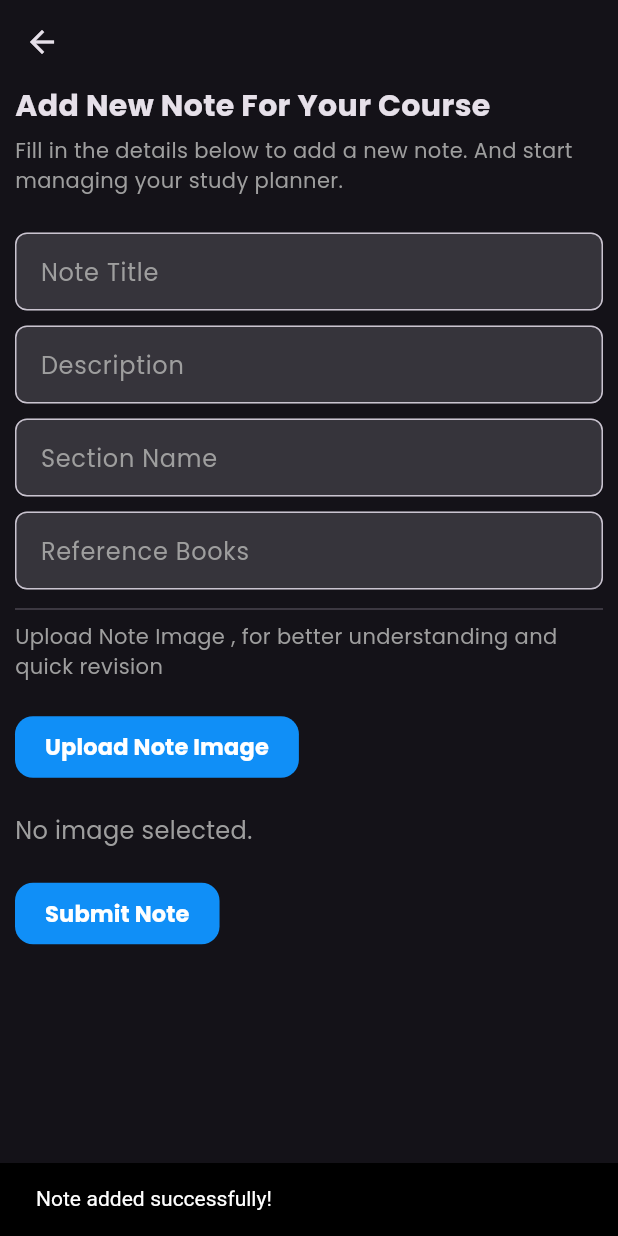
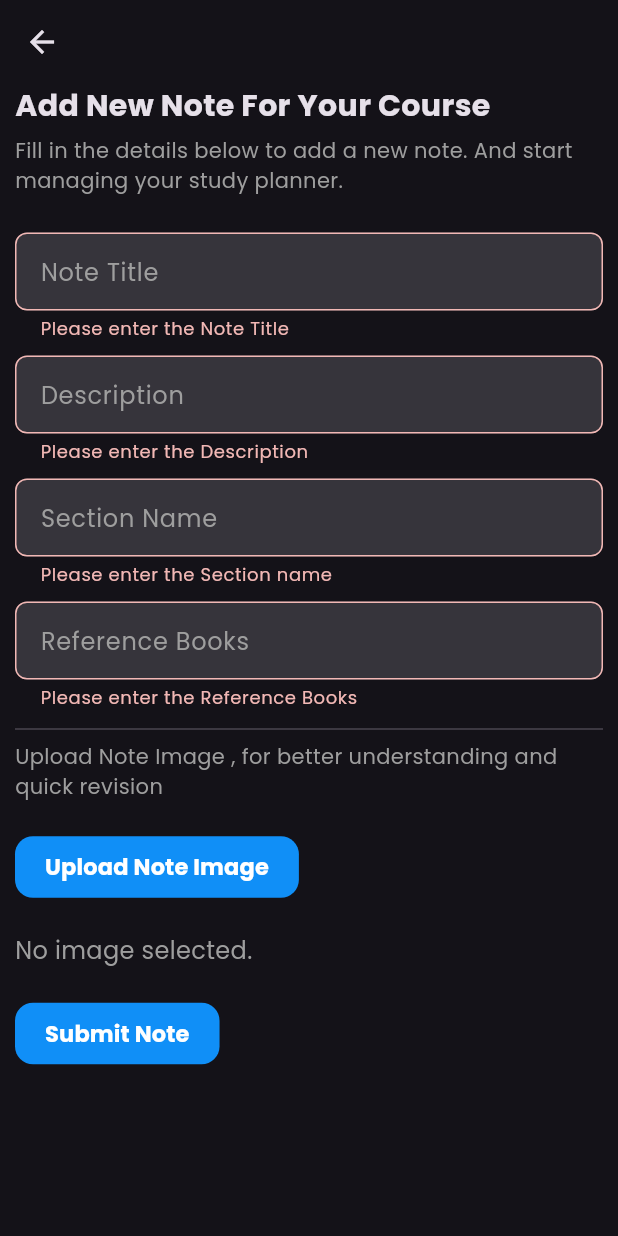
Before and after one commit to kasun0403/course_planner, a Flutter app: the AddNotePage screen opened directly with empty values, after a tap on "Submit Note", on a phone screen of 412 x 824 dp. Run offline on Flutter 3.47's test engine with Material 3 defaults, Android fonts, the light colour scheme and no system bars; our stand-ins replace cloud_firestore, firebase_core, firebase_storage, go_router, google_fonts, image_picker; accounts and stored records are empty.

Commit message:
add notes

```diff
--- /dev/null
+++ b/lib/models/note_model.dart
@@ -0,0 +1,44 @@
+import 'dart:io';
+
+class Note {
+  final String id;
+  final String title;
+  final String description;
+  final String section;
+  final String reference;
+  final File? imageData;
+  final String? imageUrl;
+
+  Note({
+    required this.id,
+    required this.title,
+    required this.description,
+    required this.section,
+    required this.reference,
+    this.imageData,
+    this.imageUrl,
+  });
+
+  factory Note.fromJson(Map<String, dynamic> json) {
+    return Note(
+      id: json['id'] ?? "",
+      title: json['title'] ?? "",
+      description: json['description'] ?? "",
+      section: json['section'] ?? "",
+      reference: json['reference'] ?? "",
+      imageData: json['imageData'] ?? "",
+      imageUrl: json['imageUrl'] ?? "",
+    );
+  }
+
+  Map<String, dynamic> toJson() {
+    return {
+      'title': title,
+      'description': description,
+      'section': section,
+      'reference': reference,
+      'imageData': imageData,
+      'imageUrl': imageUrl,
+    };
+  }
+}
--- a/lib/pages/add_assignments.dart
+++ b/lib/pages/add_assignments.dart
@@ -1,6 +1,6 @@
 import 'package:course_planner/models/assignment_model.dart';
 import 'package:course_planner/models/course_model.dart';
-import 'package:course_planner/services/assignment_service.dart';
+import 'package:course_planner/services/database/assignment_service.dart';
 import 'package:course_planner/utils/util_functions.dart';
 import 'package:course_planner/widgets/custom_button.dart';
 import 'package:course_planner/widgets/custom_input_field.dart';
--- a/lib/pages/add_new_course.dart
+++ b/lib/pages/add_new_course.dart
@@ -1,5 +1,5 @@
 import 'package:course_planner/models/course_model.dart';
-import 'package:course_planner/services/course_services.dart';
+import 'package:course_planner/services/database/course_services.dart';
 import 'package:course_planner/utils/util_functions.dart';
 import 'package:course_planner/widgets/custom_button.dart';
 import 'package:course_planner/widgets/custom_input_field.dart';
--- a/lib/pages/add_note.dart
+++ b/lib/pages/add_note.dart
@@ -1,6 +1,10 @@
 import 'dart:io';
 
+import 'package:cloud_firestore/cloud_firestore.dart';
 import 'package:course_planner/models/course_model.dart';
+import 'package:course_planner/models/note_model.dart';
+import 'package:course_planner/services/database/note_service.dart';
+import 'package:course_planner/utils/util_functions.dart';
 import 'package:course_planner/widgets/custom_button.dart';
 import 'package:course_planner/widgets/custom_input_field.dart';
 import 'package:flutter/material.dart';
@@ -19,6 +23,7 @@ class AddNotePage extends StatefulWidget {
 }
 
 class _AddNotePageState extends State<AddNotePage> {
+  final _formKey = GlobalKey<FormState>();
   final ImagePicker _picker = ImagePicker();
   XFile? _selectedImage; // Holds the selected image
   final TextEditingController _titleController = TextEditingController();
@@ -36,55 +41,27 @@ class _AddNotePageState extends State<AddNotePage> {
   }
 
   // Method to submit the form
-  void _submitForm() async {
-    // Get the form values
-    final String title = _titleController.text;
-    final String description = _descriptionController.text;
-    final String section = _sectionController.text;
-    final String references = _referencesController.text;
-
-    // Create a new note object
+  void _submitForm(BuildContext context) async {
+    if (_formKey.currentState?.validate() ?? false) {
       try {
-      // Note note = Note(
-      //   id: '',
-      //   title: title,
-      //   description: description,
-      //   section: section,
-      //   references: references,
-      //   imageData: _selectedImage != null ? File(_selectedImage!.path) : null,
-      // );
-
-      // Create the note
-      // await NoteService().createNote(
-      //   widget.courseId,
-      //   note,
-      // );
-
-      // Show success SnackBar
-      ScaffoldMessenger.of(context).showSnackBar(
-        const SnackBar(
-          content: Text('Note added successfully!'),
-          duration: Duration(
-            seconds: 1,
-          ),
-        ),
+        final Note note = Note(
+          id: "",
+          title: _titleController.text,
+          description: _descriptionController.text,
+          section: _sectionController.text,
+          reference: _referencesController.text,
+          imageData: _selectedImage != null ? File(_selectedImage!.path) : null,
         );
 
-      // Delay navigation to ensure SnackBar is displayed
+        await NoteService().createNote(widget.course.id, note);
+        showSnackBar(context: context, text: "Note added succusfully");
+
         await Future.delayed(const Duration(seconds: 2));
-
-      // Navigate to the home page
         GoRouter.of(context).go('/');
       } catch (e) {
-      print('Error creating note: $e');
-      ScaffoldMessenger.of(context).showSnackBar(
-        const SnackBar(
-          content: Text('Failed to add note!'),
-          duration: Duration(
-            seconds: 1,
-          ),
-        ),
-      );
+        print("$e");
+        showSnackBar(context: context, text: "Failed to add note");
+      }
     }
   }
 
@@ -125,22 +102,52 @@ class _AddNotePageState extends State<AddNotePage> {
                 ),
               ),
               const SizedBox(height: 20),
+              Form(
+                  key: _formKey,
+                  child: Column(
+                    children: [
                       CustomInputField(
                         controller: _titleController,
                         labelText: 'Note Title',
+                        validator: (value) {
+                          if (value?.isEmpty ?? true) {
+                            return 'Please enter the Note Title';
+                          }
+                          return null;
+                        },
                       ),
                       CustomInputField(
                         controller: _descriptionController,
                         labelText: 'Description',
+                        validator: (value) {
+                          if (value?.isEmpty ?? true) {
+                            return 'Please enter the Description';
+                          }
+                          return null;
+                        },
                       ),
                       CustomInputField(
                         controller: _sectionController,
                         labelText: 'Section Name',
+                        validator: (value) {
+                          if (value?.isEmpty ?? true) {
+                            return 'Please enter the Section name';
+                          }
+                          return null;
+                        },
                       ),
                       CustomInputField(
                         controller: _referencesController,
                         labelText: 'Reference Books',
+                        validator: (value) {
+                          if (value?.isEmpty ?? true) {
+                            return 'Please enter the Reference Books';
+                          }
+                          return null;
+                        },
                       ),
+                    ],
+                  )),
 
               const Divider(),
               const Text(
@@ -191,7 +198,7 @@ class _AddNotePageState extends State<AddNotePage> {
               const SizedBox(height: 20),
               // Submit button
               CustomButton(
-                onPressed: _submitForm,
+                onPressed: () => _submitForm(context),
                 text: 'Submit Note',
               ),
               const SizedBox(height: 20),
--- a/lib/pages/main_screens/main_page.dart
+++ b/lib/pages/main_screens/main_page.dart
@@ -1,6 +1,6 @@
 import 'package:course_planner/constants/colors.dart';
 import 'package:course_planner/models/course_model.dart';
-import 'package:course_planner/services/course_services.dart';
+import 'package:course_planner/services/database/course_services.dart';
 import 'package:flutter/material.dart';
 import 'package:go_router/go_router.dart';
 
--- a/lib/pages/single_course_page.dart
+++ b/lib/pages/single_course_page.dart
@@ -1,6 +1,6 @@
 import 'package:course_planner/constants/colors.dart';
 import 'package:course_planner/models/course_model.dart';
-import 'package:course_planner/services/course_services.dart';
+import 'package:course_planner/services/database/course_services.dart';
 import 'package:course_planner/widgets/custom_button.dart';
 import 'package:flutter/material.dart';
 import 'package:go_router/go_router.dart';
--- /dev/null
+++ b/lib/services/database/note_service.dart
@@ -0,0 +1,33 @@
+import 'package:cloud_firestore/cloud_firestore.dart';
+import 'package:course_planner/models/note_model.dart';
+import 'package:course_planner/services/store_image.dart';
+
+class NoteService {
+  final CollectionReference courseCollectionRef =
+      FirebaseFirestore.instance.collection("courses");
+
+  Future<void> createNote(String courseId, Note noteData) async {
+    try {
+      final CollectionReference noteCollectionRef =
+          courseCollectionRef.doc(courseId).collection("note");
+      String? imageUrl;
+      if (noteData.imageData != null) {
+        imageUrl = await StorageService()
+            .uploadImage(noteImage: noteData.imageData, courseId: courseId);
+      }
+      final note = Note(
+        id: "",
+        title: noteData.title,
+        description: noteData.description,
+        section: noteData.section,
+        reference: noteData.reference,
+        imageUrl: imageUrl,
+      );
+      final DocumentReference docRef =
+          await noteCollectionRef.add(note.toJson());
+      await docRef.update({"id": docRef.id});
+    } catch (e) {
+      print("$e");
+    }
+  }
+}
```
Also changed, not shown: lib/services/store_image.dart (added, +25 -0 lines), lib/services/database/assignment_service.dart (renamed from lib/services/assignment_service.dart), lib/services/database/course_services.dart (renamed from lib/services/course_services.dart). Lines whose indentation alone changed are shown as unchanged.
